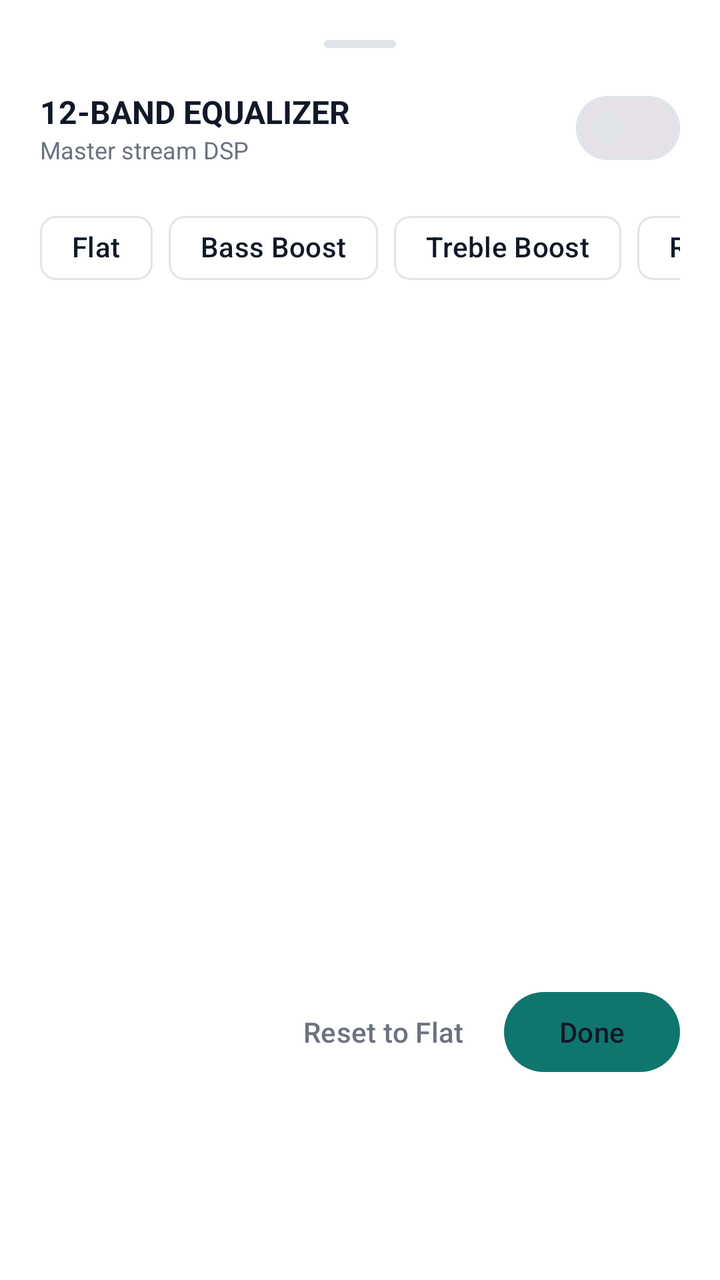
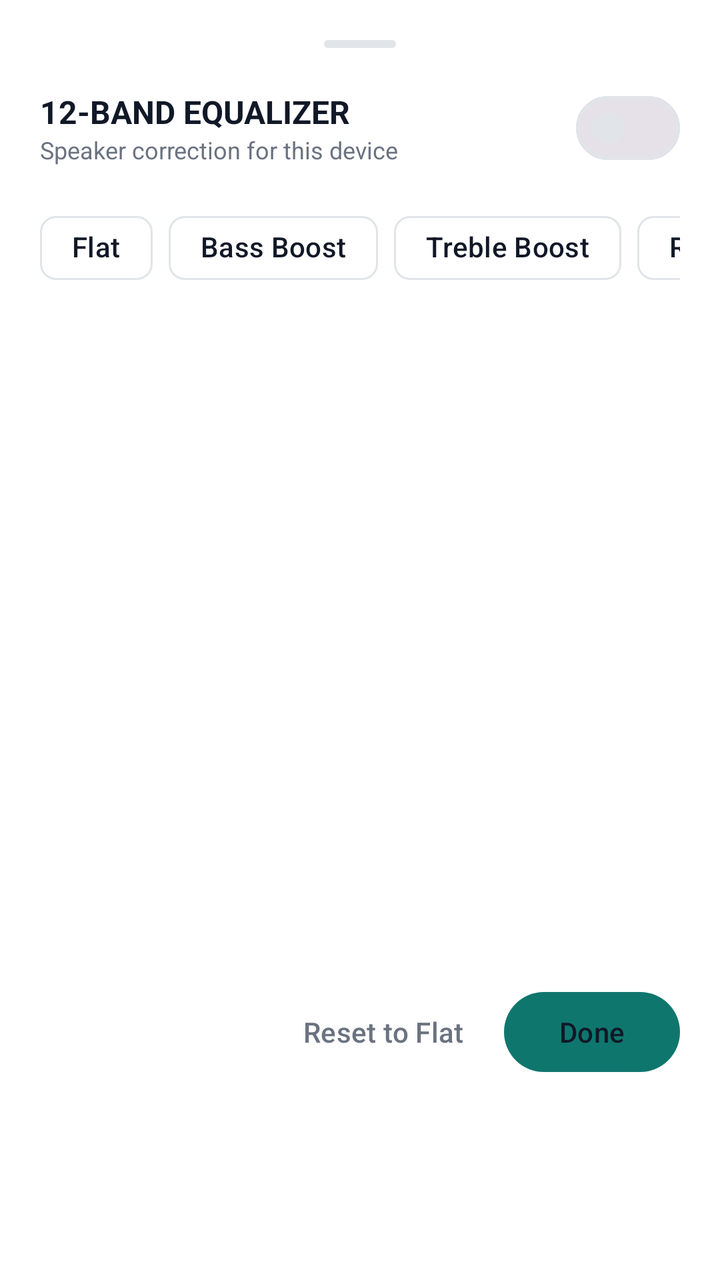

Compare the two renders of this Android layout. The source of the first and the diff that turns it into the second are given below.
<!-- AndroidManifest.xml: application theme Theme.AudioStreamer -->
<!-- res/layout/dialog_equalizer.xml -->
<?xml version="1.0" encoding="utf-8"?>
<LinearLayout
    xmlns:android="http://schemas.android.com/apk/res/android"
    xmlns:app="http://schemas.android.com/apk/res-auto"
    android:layout_width="match_parent"
    android:layout_height="wrap_content"
    android:orientation="vertical"
    android:background="@color/card_bg"
    android:padding="20dp"
    android:maxHeight="600dp">

    
    <View
        android:layout_width="36dp"
        android:layout_height="4dp"
        android:layout_gravity="center_horizontal"
        android:layout_marginBottom="16dp"
        android:background="@drawable/bg_badge"
        android:backgroundTint="@color/card_stroke" />

    
    <LinearLayout
        android:layout_width="match_parent"
        android:layout_height="wrap_content"
        android:orientation="horizontal"
        android:gravity="center_vertical"
        android:layout_marginBottom="12dp">

        <LinearLayout
            android:layout_width="0dp"
            android:layout_height="wrap_content"
            android:layout_weight="1"
            android:orientation="vertical">

            <TextView
                android:layout_width="wrap_content"
                android:layout_height="wrap_content"
                android:text="12-BAND EQUALIZER"
                android:textSize="16sp"
                android:textStyle="bold"
                android:textColor="@color/text_primary" />

            <TextView
                android:id="@+id/tv_eq_status"
                android:layout_width="wrap_content"
                android:layout_height="wrap_content"
                android:text="Master stream DSP"
                android:textSize="12sp"
                android:textColor="@color/text_secondary" />
        </LinearLayout>

        <com.google.android.material.materialswitch.MaterialSwitch
            android:id="@+id/switch_eq_enabled"
            android:layout_width="wrap_content"
            android:layout_height="wrap_content" />
    </LinearLayout>

    
    <HorizontalScrollView
        android:layout_width="match_parent"
        android:layout_height="wrap_content"
        android:scrollbars="none"
        android:layout_marginBottom="12dp">

        <com.google.android.material.chip.ChipGroup
            android:id="@+id/chip_group_presets"
            android:layout_width="wrap_content"
            android:layout_height="wrap_content"
            app:singleSelection="true">

            <com.google.android.material.chip.Chip
                android:id="@+id/chip_preset_flat"
                style="@style/Widget.Material3.Chip.Filter"
                android:layout_width="wrap_content"
                android:layout_height="wrap_content"
                android:text="Flat"
                android:textColor="@color/text_primary" />

            <com.google.android.material.chip.Chip
                android:id="@+id/chip_preset_bass"
                style="@style/Widget.Material3.Chip.Filter"
                android:layout_width="wrap_content"
                android:layout_height="wrap_content"
                android:text="Bass Boost"
                android:textColor="@color/text_primary" />

            <com.google.android.material.chip.Chip
                android:id="@+id/chip_preset_treble"
                style="@style/Widget.Material3.Chip.Filter"
                android:layout_width="wrap_content"
                android:layout_height="wrap_content"
                android:text="Treble Boost"
                android:textColor="@color/text_primary" />

            <com.google.android.material.chip.Chip
                android:id="@+id/chip_preset_rock"
                style="@style/Widget.Material3.Chip.Filter"
                android:layout_width="wrap_content"
                android:layout_height="wrap_content"
                android:text="Rock"
                android:textColor="@color/text_primary" />

            <com.google.android.material.chip.Chip
                android:id="@+id/chip_preset_vocal"
                style="@style/Widget.Material3.Chip.Filter"
                android:layout_width="wrap_content"
                android:layout_height="wrap_content"
                android:text="Vocal"
                android:textColor="@color/text_primary" />

            <com.google.android.material.chip.Chip
                android:id="@+id/chip_preset_electronic"
                style="@style/Widget.Material3.Chip.Filter"
                android:layout_width="wrap_content"
                android:layout_height="wrap_content"
                android:text="Electronic"
                android:textColor="@color/text_primary" />

            <com.google.android.material.chip.Chip
                android:id="@+id/chip_preset_acoustic"
                style="@style/Widget.Material3.Chip.Filter"
                android:layout_width="wrap_content"
                android:layout_height="wrap_content"
                android:text="Acoustic"
                android:textColor="@color/text_primary" />
        </com.google.android.material.chip.ChipGroup>
    </HorizontalScrollView>

    
    <androidx.core.widget.NestedScrollView
        android:layout_width="match_parent"
        android:layout_height="320dp"
        android:fillViewport="true">

        <LinearLayout
            android:id="@+id/layout_sliders_container"
            android:layout_width="match_parent"
            android:layout_height="wrap_content"
            android:orientation="vertical" />
    </androidx.core.widget.NestedScrollView>

    
    <LinearLayout
        android:layout_width="match_parent"
        android:layout_height="wrap_content"
        android:orientation="horizontal"
        android:gravity="end"
        android:layout_marginTop="12dp">

        <com.google.android.material.button.MaterialButton
            android:id="@+id/btn_reset_flat"
            style="@style/Widget.Material3.Button.TextButton"
            android:layout_width="wrap_content"
            android:layout_height="wrap_content"
            android:text="Reset to Flat"
            android:textColor="@color/text_secondary"
            android:layout_marginEnd="8dp" />

        <com.google.android.material.button.MaterialButton
            android:id="@+id/btn_close_eq"
            style="@style/Widget.Material3.Button.TonalButton"
            android:layout_width="wrap_content"
            android:layout_height="wrap_content"
            android:text="Done" />
    </LinearLayout>

</LinearLayout>
<!-- resources referenced by this layout -->
<resources>
  <color name="card_bg">#FFFFFF</color>
  <color name="card_stroke">#E1E4E8</color>
  <color name="text_primary">#111827</color>
  <color name="text_secondary">#6B7280</color>
  <!-- drawable bg_badge (drawable) -->
  <?xml version="1.0" encoding="utf-8"?>
  <shape xmlns:android="http://schemas.android.com/apk/res/android"
      android:shape="rectangle">
      <corners android:radius="6dp" />
      <solid android:color="#757575" />
  </shape>
  <style name="Theme.AudioStreamer" parent="Base.Theme.AudioStreamer">
          <item name="android:windowLightStatusBar">true</item>
      </style>
  <style name="Base.Theme.AudioStreamer" parent="Theme.Material3.DayNight.NoActionBar">
  
          
          <item name="colorPrimary">@color/primary</item>
          <item name="colorOnPrimary">@color/white</item>
          <item name="colorPrimaryContainer">@color/primary_variant</item>
          <item name="colorOnPrimaryContainer">@color/text_primary</item>
  
          
          <item name="colorSecondary">@color/secondary</item>
          <item name="colorOnSecondary">@color/white</item>
          <item name="colorSecondaryContainer">@color/secondary_variant</item>
          <item name="colorOnSecondaryContainer">@color/text_primary</item>
  
          
          <item name="colorSurface">@color/card_bg</item>
          <item name="colorOnSurface">@color/text_primary</item>
          <item name="colorSurfaceVariant">@color/input_bg</item>
          <item name="colorOnSurfaceVariant">@color/text_secondary</item>
          <item name="colorOutline">@color/card_stroke</item>
          <item name="colorOutlineVariant">@color/card_stroke</item>
  
          
          <item name="android:colorBackground">@color/bg_screen</item>
  
          
          <item name="colorError">@color/status_red</item>
          <item name="colorOnError">@color/white</item>
  
          
          <item name="android:windowBackground">@color/bg_screen</item>
          <item name="android:statusBarColor">@color/bg_screen</item>
          <item name="android:navigationBarColor">@color/bg_screen</item>
  
          
          <item name="sliderStyle">@style/Widget.AudioStreamer.Slider</item>
      </style>
  <color name="primary">#2563EB</color>
  <color name="white">#FFFFFFFF</color>
  <color name="primary_variant">#1D4ED8</color>
  <color name="secondary">#0D9488</color>
  <color name="secondary_variant">#0F766E</color>
  <color name="input_bg">#EFF1F3</color>
  <color name="bg_screen">#F6F8FA</color>
  <color name="status_red">#EF4444</color>
  <style name="Widget.AudioStreamer.Slider" parent="Widget.Material3.Slider">
          <item name="thumbWidth">14dp</item>
          <item name="thumbHeight">14dp</item>
          <item name="thumbRadius">7dp</item>
          <item name="trackHeight">4dp</item>
          <item name="haloRadius">14dp</item>
          <item name="thumbColor">@color/primary</item>
          <item name="trackColorActive">@color/primary</item>
          <item name="trackColorInactive">#2A2A38</item>
      </style>
</resources>

<!-- the commit's change to res/layout/dialog_equalizer.xml (unified diff, before → after) -->
@@ -44,7 +44,7 @@
                 android:id="@+id/tv_eq_status"
                 android:layout_width="wrap_content"
                 android:layout_height="wrap_content"
-                android:text="Master stream DSP"
+                android:text="Speaker correction for this device"
                 android:textSize="12sp"
                 android:textColor="@color/text_secondary" />
         </LinearLayout>
